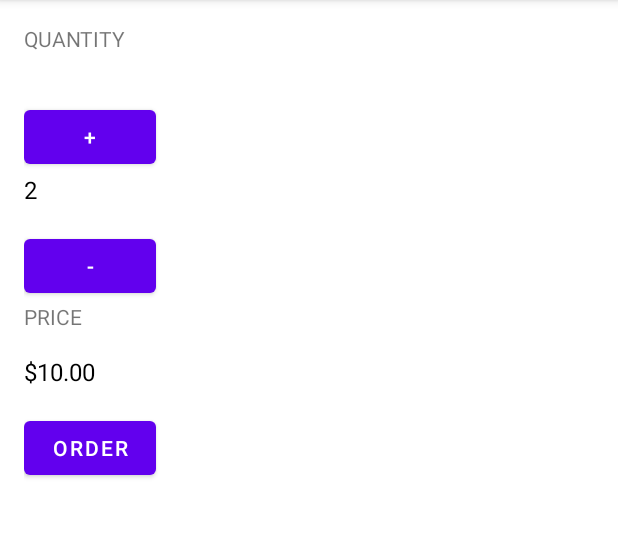
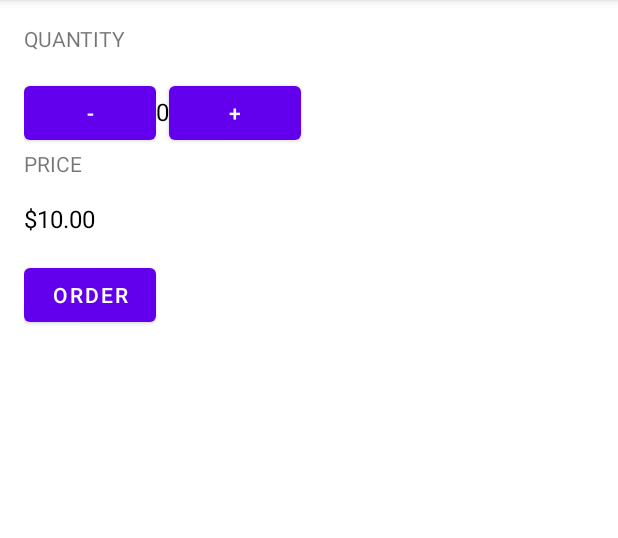
Before and after one commit to artazidele/Just-Java, an Android app: the screen it shows after launch (MainActivity), after a tap on "ORDER", on a phone screen of 412 x 824 dp, the part 84-622 px from its top. Run offline under Robolectric (Android 15) with nearby library versions, the phone set to English and light mode, and no system bars.

Commit message:
before lesson 2.5

```diff
--- a/app/src/main/java/com/example/justjava/MainActivity.java
+++ b/app/src/main/java/com/example/justjava/MainActivity.java
@@ -23,19 +23,19 @@ public class MainActivity extends AppCompatActivity {
     }
 
     public void submitOrder(View view) {
-        int numberOfCoffees = 2;
-        display(numberOfCoffees);
-        displayPrice(numberOfCoffees * 5);
+        displayPrice(quantity * 5);
     }
 
     public void increment(View view) {
         quantity = quantity + 1;
         display(quantity);
+        displayPrice(quantity * 5);
     }
 
     public void decrement(View view) {
         quantity = quantity - 1;
         display(quantity);
+        displayPrice(quantity * 5);
     }
 
     private void display(int number) {
@@ -46,6 +46,11 @@ public class MainActivity extends AppCompatActivity {
     private void displayPrice(int number) {
         TextView priceTextView = (TextView) findViewById(R.id.price_text_view);
         priceTextView.setText(NumberFormat.getCurrencyInstance().format(number));
+    }
+
+    private void displayMessage(String message) {
+        TextView priceTextView = (TextView) findViewById(R.id.price_text_view);
+        priceTextView.setText(message);
     }
 
 //    @Override
--- a/app/src/main/res/layout/activity_main.xml
+++ b/app/src/main/res/layout/activity_main.xml
@@ -16,12 +16,15 @@
         android:layout_marginBottom="16dp"
         android:text="Quantity"
         android:textAllCaps="true"/>
+    <LinearLayout
+        android:layout_width="match_parent"
+        android:layout_height="wrap_content"
+        android:orientation="horizontal">
         <Button
             android:layout_width="wrap_content"
             android:layout_height="wrap_content"
-        android:layout_marginTop="16dp"
-        android:text="+"
-        android:onClick="increment"/>
+            android:text="-"
+            android:onClick="decrement"/>
         <TextView
             android:layout_width="wrap_content"
             android:layout_height="wrap_content"
@@ -32,9 +35,9 @@
         <Button
             android:layout_width="wrap_content"
             android:layout_height="wrap_content"
-        android:layout_marginTop="16dp"
-        android:text="-"
-        android:onClick="decrement"/>
+            android:text="+"
+            android:onClick="increment"/>
+    </LinearLayout>
     <TextView
         android:layout_width="wrap_content"
         android:layout_height="wrap_content"
```
Lines whose indentation alone changed are shown as unchanged.
